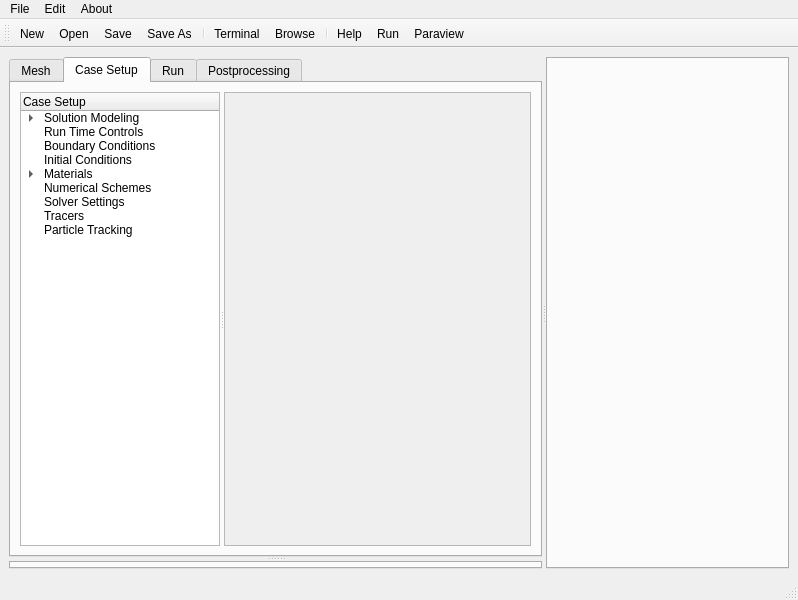
Qt form petroSym/petroSym.ui (jmarcelogimenez/petroSym) before a commit.
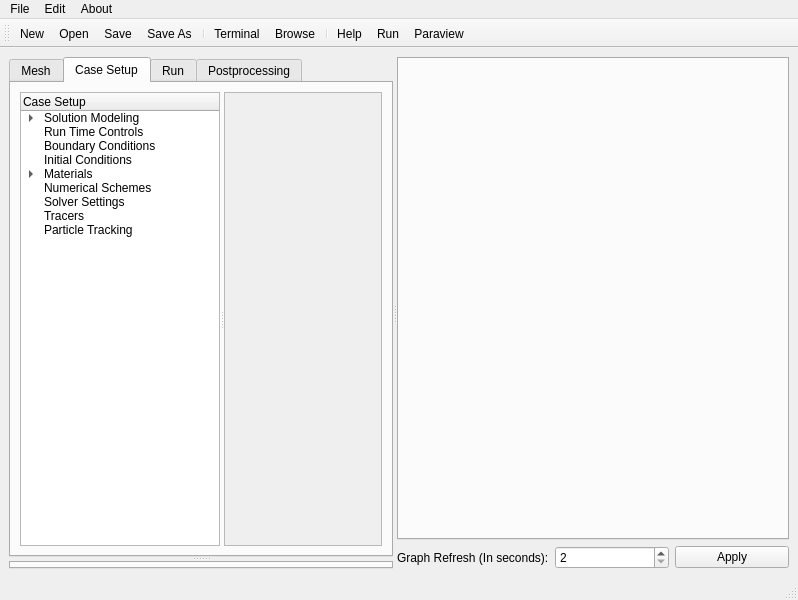
The same form after that commit. The open tabs and pages were chosen to show the change. Icons and pictures are not drawn.

Commit message: Now graphs refresh synchronically in N seconds

The edit to the form file:
```diff
--- a/petroSym/petroSym.ui
+++ b/petroSym/petroSym.ui
@@ -212,7 +212,7 @@
                   <rect>
                    <x>0</x>
                    <y>0</y>
-                   <width>284</width>
+                   <width>194</width>
                    <height>387</height>
                   </rect>
                  </property>
@@ -278,6 +278,41 @@
           </property>
          </widget>
         </item>
+        <item>
+         <layout class="QHBoxLayout" name="horizontalLayout_3">
+          <item>
+           <widget class="QLabel" name="label">
+            <property name="text">
+             <string>Graph Refresh (In seconds):</string>
+            </property>
+           </widget>
+          </item>
+          <item>
+           <widget class="QSpinBox" name="graphrefresh_spinBox">
+            <property name="minimum">
+             <number>2</number>
+            </property>
+            <property name="maximum">
+             <number>10</number>
+            </property>
+            <property name="value">
+             <number>2</number>
+            </property>
+           </widget>
+          </item>
+          <item>
+           <widget class="QPushButton" name="refresh_pushButton">
+            <property name="text">
+             <string>Apply</string>
+            </property>
+            <property name="icon">
+             <iconset resource="resources.qrc">
+              <normaloff>:/newPrefix/images/fromHelyx/fileSave16.png</normaloff>:/newPrefix/images/fromHelyx/fileSave16.png</iconset>
+            </property>
+           </widget>
+          </item>
+         </layout>
+        </item>
        </layout>
       </widget>
      </widget>
```
Left out of the diff: 21 changed lines with no effect on the pictures. The commit also changes 7 other files.
